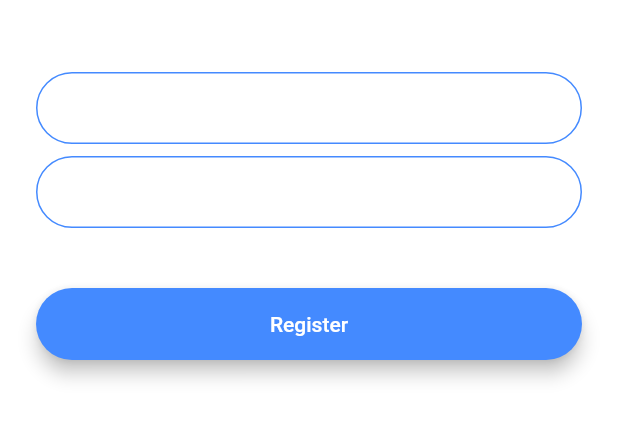
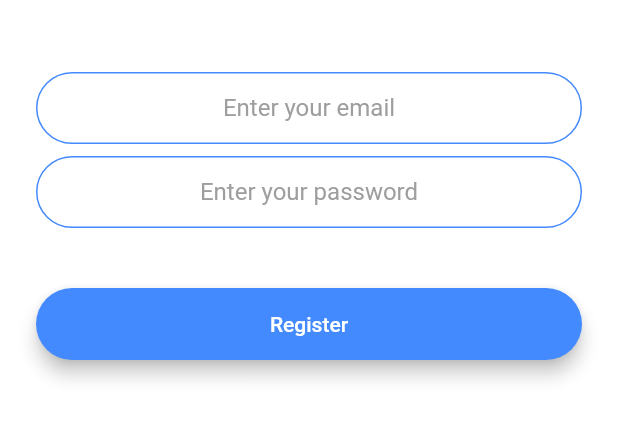
Before and after one commit to Lichyo/Chat, a Flutter app: the screen it shows after launch, after a tap on "Register", on a phone screen of 412 x 824 dp, the part 576-1018 px from its top. Run offline on Flutter 3.47's test engine with Material 2 defaults, Android fonts, the phone set to English and light mode, and no system bars; our stand-ins replace animated_text_kit, firebase_auth, firebase_core; accounts and stored records are empty.

Commit message:
Registration Screen Finished.

```diff
--- a/lib/components/rounded_button.dart
+++ b/lib/components/rounded_button.dart
@@ -1,7 +1,6 @@
 import 'package:flutter/material.dart';
 
 class RoundedButton extends StatelessWidget {
-
   const RoundedButton({super.key, this.title, this.color, this.onPressed});
 
   final String? title;
@@ -22,6 +21,7 @@ class RoundedButton extends StatelessWidget {
           height: 42.0,
           child: Text(
             title!,
+            style: const TextStyle(color: Colors.white),
           ),
         ),
       ),
--- a/lib/constants.dart
+++ b/lib/constants.dart
@@ -19,7 +19,7 @@ const kMessageContainerDecoration = BoxDecoration(
 );
 
 const kTextFieldDecoration = InputDecoration(
-  hintText: 'Enter your password',
+  hintText: '',
   hintStyle: TextStyle(
     color: Colors.grey,
   ),
@@ -36,3 +36,7 @@ const kTextFieldDecoration = InputDecoration(
     borderRadius: BorderRadius.all(Radius.circular(32.0)),
   ),
 );
+
+const kTextFieldTextStyle = TextStyle(
+  color: Colors.black,
+);
--- a/lib/main.dart
+++ b/lib/main.dart
@@ -3,8 +3,13 @@ import 'package:flash_chat/screens/welcome_screen.dart';
 import 'package:flash_chat/screens/login_screen.dart';
 import 'package:flash_chat/screens/registration_screen.dart';
 import 'package:flash_chat/screens/chat_screen.dart';
+import 'package:firebase_core/firebase_core.dart';
 
-void main() => runApp(const FlashChat());
+void main() async{
+  WidgetsFlutterBinding.ensureInitialized();
+  await Firebase.initializeApp();
+  return runApp(const FlashChat());
+}
 
 class FlashChat extends StatelessWidget {
   const FlashChat({super.key});
@@ -16,10 +21,10 @@ class FlashChat extends StatelessWidget {
       routes: {
         WelcomeScreen.id: (context) => WelcomeScreen(),
         LoginScreen.id: (context) => LoginScreen(),
-        RegistrationScreen.id: (context) => RegistrationScreen(),
+        RegistrationScreen.id: (context) => const RegistrationScreen(),
         ChatScreen.id: (context) => ChatScreen(),
       },
-      theme: ThemeData.dark(),
+      // theme: ThemeData.dark(),
     );
   }
 }
--- a/lib/screens/registration_screen.dart
+++ b/lib/screens/registration_screen.dart
@@ -1,20 +1,27 @@
 import 'package:flutter/material.dart';
 import 'package:flash_chat/components/rounded_button.dart';
+import 'package:flash_chat/constants.dart';
+import 'package:firebase_auth/firebase_auth.dart';
+import 'package:flash_chat/screens/chat_screen.dart';
 
 class RegistrationScreen extends StatefulWidget {
   static String id = '/registration_screen';
-
+  const RegistrationScreen({super.key});
   @override
   _RegistrationScreenState createState() => _RegistrationScreenState();
 }
 
 class _RegistrationScreenState extends State<RegistrationScreen> {
+  final _auth = FirebaseAuth.instance;
+  late String email;
+  late String password;
+
   @override
   Widget build(BuildContext context) {
     return Scaffold(
       backgroundColor: Colors.white,
       body: Padding(
-        padding: EdgeInsets.symmetric(horizontal: 24.0),
+        padding: const EdgeInsets.symmetric(horizontal: 24.0),
         child: Column(
           mainAxisAlignment: MainAxisAlignment.center,
           crossAxisAlignment: CrossAxisAlignment.stretch,
@@ -26,59 +33,48 @@ class _RegistrationScreenState extends State<RegistrationScreen> {
                 child: Image.asset('images/logo.png'),
               ),
             ),
-            SizedBox(
+            const SizedBox(
               height: 48.0,
             ),
             TextField(
+              textAlign: TextAlign.center,
+              style: kTextFieldTextStyle,
               onChanged: (value) {
-                //Do something with the user input.
+                email = value;
               },
-              decoration: InputDecoration(
-                hintText: 'Enter your password',
-                contentPadding:
-                    EdgeInsets.symmetric(vertical: 10.0, horizontal: 20.0),
-                border: OutlineInputBorder(
-                  borderRadius: BorderRadius.all(Radius.circular(32.0)),
-                ),
-                enabledBorder: OutlineInputBorder(
-                  borderSide: BorderSide(color: Colors.blueAccent, width: 1.0),
-                  borderRadius: BorderRadius.all(Radius.circular(32.0)),
-                ),
-                focusedBorder: OutlineInputBorder(
-                  borderSide: BorderSide(color: Colors.blueAccent, width: 2.0),
-                  borderRadius: BorderRadius.all(Radius.circular(32.0)),
-                ),
-              ),
+              decoration:
+                  kTextFieldDecoration.copyWith(hintText: 'Enter your email'),
             ),
-            SizedBox(
+            const SizedBox(
               height: 8.0,
             ),
             TextField(
+              obscureText: true,
+              textAlign: TextAlign.center,
+              style: kTextFieldTextStyle,
               onChanged: (value) {
-                //Do something with the user input.
+                password = value;
               },
-              decoration: InputDecoration(
-                hintText: 'Enter your password',
-                contentPadding:
-                    EdgeInsets.symmetric(vertical: 10.0, horizontal: 20.0),
-                border: OutlineInputBorder(
-                  borderRadius: BorderRadius.all(Radius.circular(32.0)),
-                ),
-                enabledBorder: OutlineInputBorder(
-                  borderSide: BorderSide(color: Colors.blueAccent, width: 1.0),
-                  borderRadius: BorderRadius.all(Radius.circular(32.0)),
-                ),
-                focusedBorder: OutlineInputBorder(
-                  borderSide: BorderSide(color: Colors.blueAccent, width: 2.0),
-                  borderRadius: BorderRadius.all(Radius.circular(32.0)),
-                ),
-              ),
+              decoration: kTextFieldDecoration.copyWith(
+                  hintText: 'Enter your password'),
             ),
-            SizedBox(
+            const SizedBox(
               height: 24.0,
             ),
             RoundedButton(
-                title: 'Register', color: Colors.blueAccent, onPressed: () {}),
+                title: 'Register',
+                color: Colors.blueAccent,
+                onPressed: () async {
+                  try {
+                    final newUser = await _auth.createUserWithEmailAndPassword(
+                        email: email, password: password);
+                    if (newUser != null) {
+                      Navigator.pushNamed(context, ChatScreen.id);
+                    }
+                  } catch (e) {
+                    print(e);
+                  }
+                }),
           ],
         ),
       ),
```
Also changed, not shown: lib/screens/chat_screen.dart (+26 -5 lines), lib/screens/login_screen.dart (+14 -6 lines).
